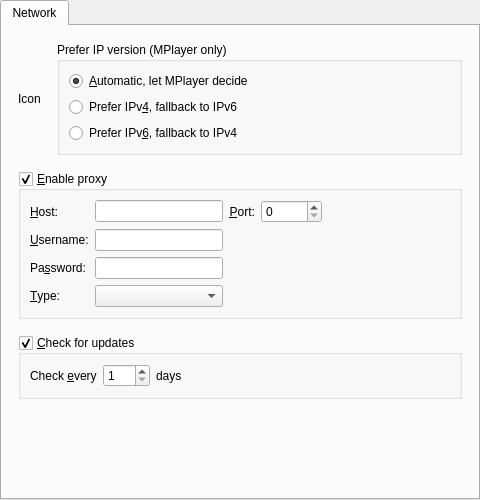
The window that src/gui/pref/network.ui (wilbert2000/wzplayer) describes before a commit, drawn with Qt 5.
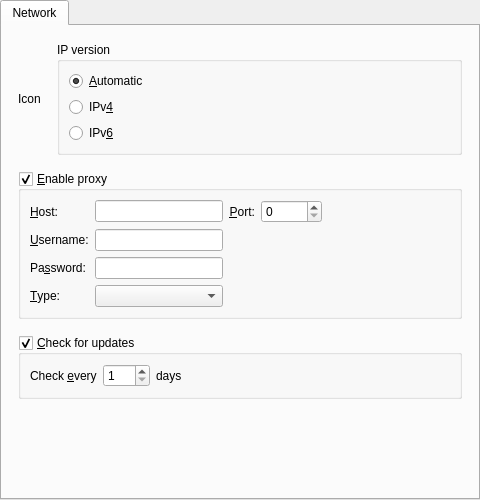
The same window after the commit.

Commit message: Pass IP version in --ytdl-raw-options to MPV

```diff
--- a/src/gui/pref/network.ui
+++ b/src/gui/pref/network.ui
@@ -42,7 +42,7 @@
          <item>
           <widget class="QGroupBox" name="ip_prefer_group">
            <property name="title">
-            <string>Prefer IP version (MPlayer only)</string>
+            <string>IP version</string>
            </property>
            <property name="flat">
             <bool>true</bool>
@@ -56,7 +56,7 @@
               <item>
                <widget class="QRadioButton" name="ip_prefer_auto_radiobutton">
                 <property name="text">
-                 <string>&amp;Automatic, let MPlayer decide</string>
+                 <string>&amp;Automatic</string>
                 </property>
                 <property name="checked">
                  <bool>true</bool>
@@ -81,14 +81,14 @@
             <item>
              <widget class="QRadioButton" name="ip_prefer_4_radiobutton">
               <property name="text">
-               <string>Prefer IPv&amp;4, fallback to IPv6</string>
+               <string>IPv&amp;4</string>
               </property>
              </widget>
             </item>
             <item>
              <widget class="QRadioButton" name="ip_prefer_6_radiobutton">
               <property name="text">
-               <string>Prefer IPv&amp;6, fallback to IPv4</string>
+               <string>IPv&amp;6</string>
               </property>
              </widget>
             </item>
```
The commit also changes 1 other file.
